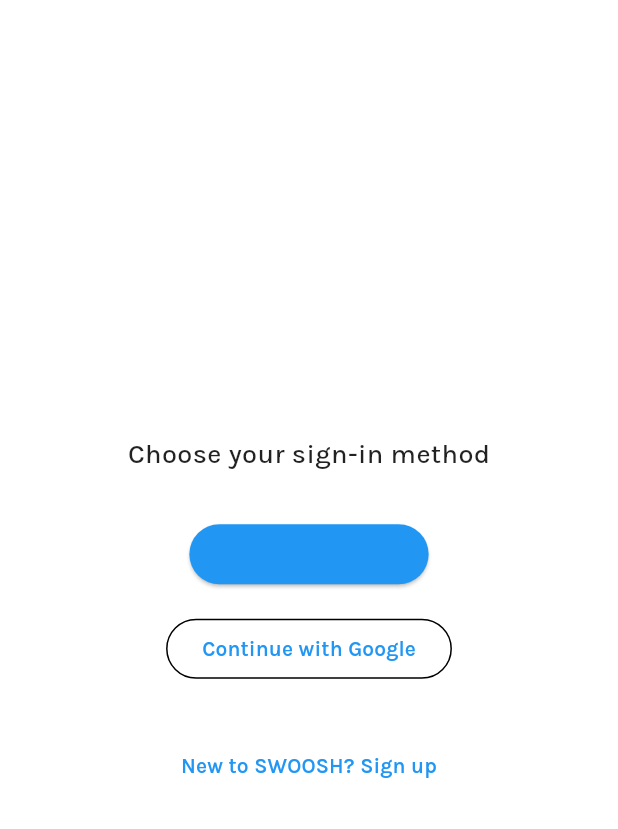
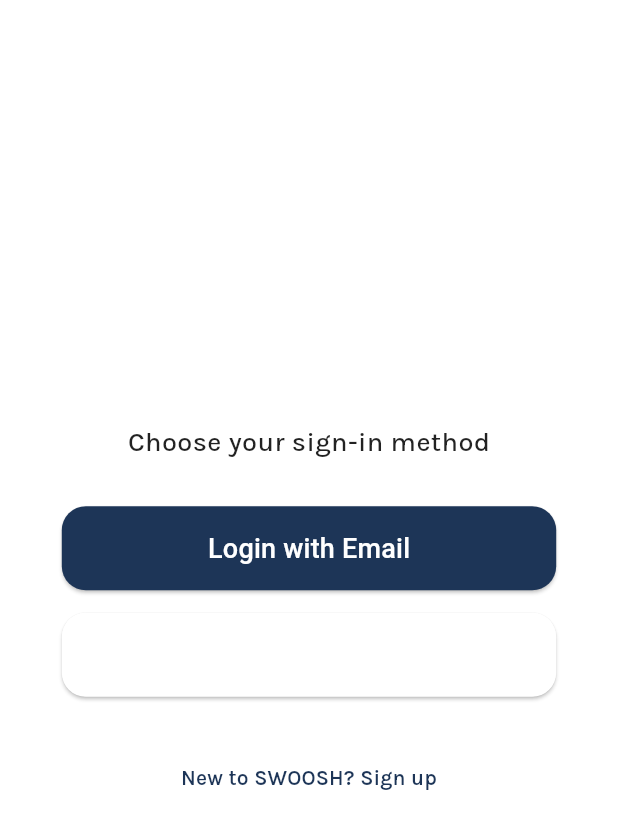
Before and after one commit to DanielEshel/swoosh, a Flutter app: the LoginMethodScreen screen opened by its route, on a phone screen of 412 x 824 dp. Shown: the top 829 px of the screen. Run offline on Flutter 3.47's test engine with Material 3 defaults, Android fonts, the phone set to English and light mode, and no system bars; our stand-ins replace google_fonts; Roboto replaces fonts that are missing (Monda).

Commit message:
app reset

```diff
--- a/lib/main.dart
+++ b/lib/main.dart
@@ -6,6 +6,8 @@ import 'screens/login_screen.dart';
 import 'screens/signup_screen.dart';
 import 'screens/home_screen.dart';
 import 'theme.dart';
+import 'widgets/custom_buttons.dart';
+
 
 void main() {
   runApp(SwooshApp());
--- a/lib/screens/home_screen.dart
+++ b/lib/screens/home_screen.dart
@@ -1,6 +1,8 @@
 import 'package:flutter/material.dart';
 
 class HomeScreen extends StatefulWidget {
+  const HomeScreen({super.key});
+
   @override
   _HomeScreenState createState() => _HomeScreenState();
 }
@@ -8,7 +10,7 @@ class HomeScreen extends StatefulWidget {
 class _HomeScreenState extends State<HomeScreen> {
   int _selectedIndex = 0;
 
-  static List<Widget> _pages = <Widget>[
+  static final List<Widget> _pages = <Widget>[
     Center(child: Text("Home Page", style: TextStyle(fontSize: 20))),
     Center(child: Text("Explore Page", style: TextStyle(fontSize: 20))),
     Center(child: Text("Inbox Page", style: TextStyle(fontSize: 20))),
--- a/lib/screens/loading_screen.dart
+++ b/lib/screens/loading_screen.dart
@@ -3,25 +3,43 @@ import 'package:flutter/material.dart';
 class LoadingScreen extends StatelessWidget {
   const LoadingScreen({super.key});
 
+  // check auth
+  Future<void> _checkAuth(BuildContext context) async {
+    // temp wait 2 seconds instead of auth
+    await Future.delayed(const Duration(seconds: 2));
+
+    // Once future completes, schedule navigation *after* this frame
+    WidgetsBinding.instance.addPostFrameCallback((_) {
+      Navigator.of(context).pushReplacementNamed('/welcome');
+    });
+  }
+
   @override
   Widget build(BuildContext context) {
-    final scheme = Theme.of(context).colorScheme;
+    return FutureBuilder<void>(
+      future: _checkAuth(context),
+      builder: (context, snapshot) {
+        // While waiting
+        if (snapshot.connectionState != ConnectionState.done) {
+          return Scaffold(
+            body: Center(
+              child: Column(
+                mainAxisAlignment: MainAxisAlignment.center,
+                children: [
+                  Text("SWOOSH",
+                      style: Theme.of(context).textTheme.headlineLarge),
+                  SizedBox(height: 30),
+                  Center(child: CircularProgressIndicator()),
+                ],
+              ),
+            ),
+          );
+        }
 
-    Future.delayed(Duration(seconds: 2), () {
-      Navigator.pushReplacementNamed(context, '/welcome');
-    });
-
-    return Scaffold(
-      body: Center(
-        child: Text(
-          "SWOOSH",
-          style: TextStyle(
-            fontSize: 32,
-            fontWeight: FontWeight.bold,
-            color: scheme.primary,
-          ),
-        ),
-      ),
+        // We never actually render this because we navigate away,
+        // but FutureBuilder requires a return value.
+        return const SizedBox.shrink();
+      },
     );
   }
 }
--- a/lib/screens/login_method_screen.dart
+++ b/lib/screens/login_method_screen.dart
@@ -1,4 +1,5 @@
 import 'package:flutter/material.dart';
+import 'package:swoosh/widgets/custom_buttons.dart';
 
 class LoginMethodScreen extends StatelessWidget {
   const LoginMethodScreen({super.key});
@@ -16,24 +17,33 @@ class LoginMethodScreen extends StatelessWidget {
               "Choose your sign-in method",
               style: TextStyle(fontSize: 18, fontWeight: FontWeight.w500),
             ),
-            SizedBox(height: 30),
-            ElevatedButton(
+            const SizedBox(height: 30),
+
+            // Use your custom WideButton
+            WideButton(
+              text: "Login with Email",
+              color: scheme.primaryContainer,
               onPressed: () => Navigator.pushNamed(context, '/login'),
-              style: ElevatedButton.styleFrom(
-                backgroundColor: scheme.primaryContainer,
-              ),
-              child: Text("Login with Email"),
             ),
-            SizedBox(height: 15),
-            OutlinedButton(
-              onPressed: () {},
-              child: Text("Continue with Google"),
+
+            const SizedBox(height: 15),
+
+            // Use your custom WideIconButton
+            WideIconButton(
+              text: "Continue with Google",
+              icon: Icons.g_mobiledata, // or Icons.login / Icons.account_circle
+              color: Colors.white,
+              onPressed: () {
+                // TODO: Add your Google sign-in logic here
+              },
             ),
-            SizedBox(height: 30),
+
+            const SizedBox(height: 30),
+
             TextButton(
               onPressed: () => Navigator.pushNamed(context, '/signup'),
-              child: Text("New to SWOOSH? Sign up"),
-            )
+              child: const Text("New to SWOOSH? Sign up"),
+            ),
           ],
         ),
       ),
--- a/lib/screens/login_screen.dart
+++ b/lib/screens/login_screen.dart
@@ -3,6 +3,8 @@ import 'package:flutter/material.dart';
 class LoginScreen extends StatelessWidget {
   final TextEditingController emailController = TextEditingController();
   final TextEditingController passwordController = TextEditingController();
+
+  LoginScreen({super.key});
 
   @override
   Widget build(BuildContext context) {
--- a/lib/screens/signup_screen.dart
+++ b/lib/screens/signup_screen.dart
@@ -4,6 +4,8 @@ class SignupScreen extends StatelessWidget {
   final TextEditingController emailController = TextEditingController();
   final TextEditingController passwordController = TextEditingController();
   final TextEditingController confirmController = TextEditingController();
+
+  SignupScreen({super.key});
 
   @override
   Widget build(BuildContext context) {
--- a/lib/screens/welcome_screen.dart
+++ b/lib/screens/welcome_screen.dart
@@ -24,6 +24,11 @@ class WelcomeScreen extends StatelessWidget {
               style: ElevatedButton.styleFrom(
                 backgroundColor: scheme.primaryContainer,
                 padding: EdgeInsets.symmetric(horizontal: 40, vertical: 15),
+                shape: RoundedRectangleBorder(
+                  borderRadius: BorderRadius.all(Radius.circular(14)),
+
+
+                ),
               ),
               child: Text("Get Started", style: TextStyle(color: scheme.onPrimary)),
             )
--- a/lib/theme.dart
+++ b/lib/theme.dart
@@ -3,7 +3,8 @@ import 'package:flutter/material.dart';
 import 'package:google_fonts/google_fonts.dart';
 
 class AppTheme {
-  static const Color primaryColor = Colors.blue;
+  static const Color primaryColor = Color(0xFF1D3557);
+  static const Color textColor = Colors.black;
   static const Color secondaryColor = Colors.amber;
   static const Color backgroundColor = Colors.white;
 
@@ -14,11 +15,19 @@ class AppTheme {
       primary: primaryColor,
       onPrimaryContainer: Colors.white,
       primaryContainer: primaryColor,
+      secondaryContainer: Colors.white,
       secondary: secondaryColor,
       surface: backgroundColor,
     ),
+    textTheme: TextTheme(
 
-    textTheme: TextTheme(
+      // text logo theme
+      headlineLarge: GoogleFonts.monda(
+        fontSize: 48, fontWeight: FontWeight.bold, color: primaryColor),
+      // text logo theme
+      headlineMedium: GoogleFonts.monda(
+        fontSize: 24, fontWeight: FontWeight.bold, color: primaryColor),
+
       // Titles
       displayLarge: GoogleFonts.monda(
         fontSize: 32, fontWeight: FontWeight.bold, color: primaryColor),
--- /dev/null
+++ b/lib/widgets/custom_buttons.dart
@@ -0,0 +1,100 @@
+import 'package:flutter/material.dart';
+
+class WideButton extends StatelessWidget {
+  final String text;
+  final VoidCallback onPressed;
+  final Color? color;
+  final double widthFactor;
+  final double height;
+  final double radius;
+
+  const WideButton({
+    super.key,
+    required this.text,
+    required this.onPressed,
+    this.color,
+    this.widthFactor = 0.8,
+    this.height = 56,
+    this.radius = 16,
+  });
+
+  ButtonStyle _style(BuildContext context) {
+    return ElevatedButton.styleFrom(
+      backgroundColor: color ?? Theme.of(context).colorScheme.primary,
+      shape: RoundedRectangleBorder(
+        borderRadius: BorderRadius.circular(radius),
+      ),
+    );
+  }
+
+  @override
+  Widget build(BuildContext context) {
+    final screenWidth = MediaQuery.of(context).size.width;
+
+    return Center(
+      child: SizedBox(
+        width: screenWidth * widthFactor,
+        height: height,
+        child: ElevatedButton(
+          onPressed: onPressed,
+          style: _style(context),
+          child: Text(
+            text,
+            style: Theme.of(context).textTheme.titleMedium?.copyWith(
+                  color: Colors.white,
+                ),
+          ),
+        ),
+      ),
+    );
+  }
+}
+
+class WideIconButton extends StatelessWidget {
+  final String text;
+  final IconData icon;
+  final VoidCallback onPressed;
+  final Color? color;
+  final double widthFactor;
+  final double height;
+  final double radius;
+
+  const WideIconButton({
+    super.key,
+    required this.text,
+    required this.icon,
+    required this.onPressed,
+    this.color,
+    this.widthFactor = 0.8,
+    this.height = 56,
+    this.radius = 16,
+  });
+
+  @override
+  Widget build(BuildContext context) {
+    final screenWidth = MediaQuery.of(context).size.width;
+
+    return Center(
+      child: SizedBox(
+        width: screenWidth * widthFactor,
+        height: height,
+        child: ElevatedButton.icon(
+          onPressed: onPressed,
+          style: ElevatedButton.styleFrom(
+            backgroundColor: color ?? Theme.of(context).colorScheme.primary,
+            shape: RoundedRectangleBorder(
+              borderRadius: BorderRadius.circular(radius),
+            ),
+          ),
+          icon: Icon(icon, color: Colors.white, size: 20),
+          label: Text(
+            text,
+            style: Theme.of(context).textTheme.bodyLarge?.copyWith(
+                  color: Colors.white,
+                ),
+          ),
+        ),
+      ),
+    );
+  }
+}
```
Also changed, not shown: lib/widgets/custom_button.dart (deleted), 1 other file.
